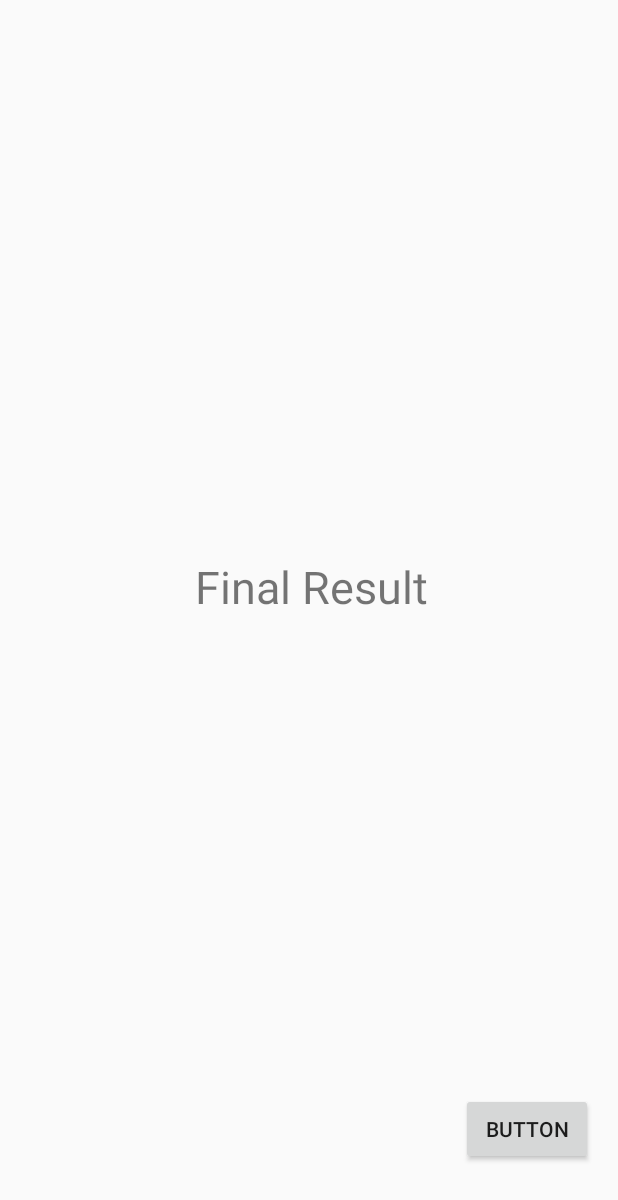
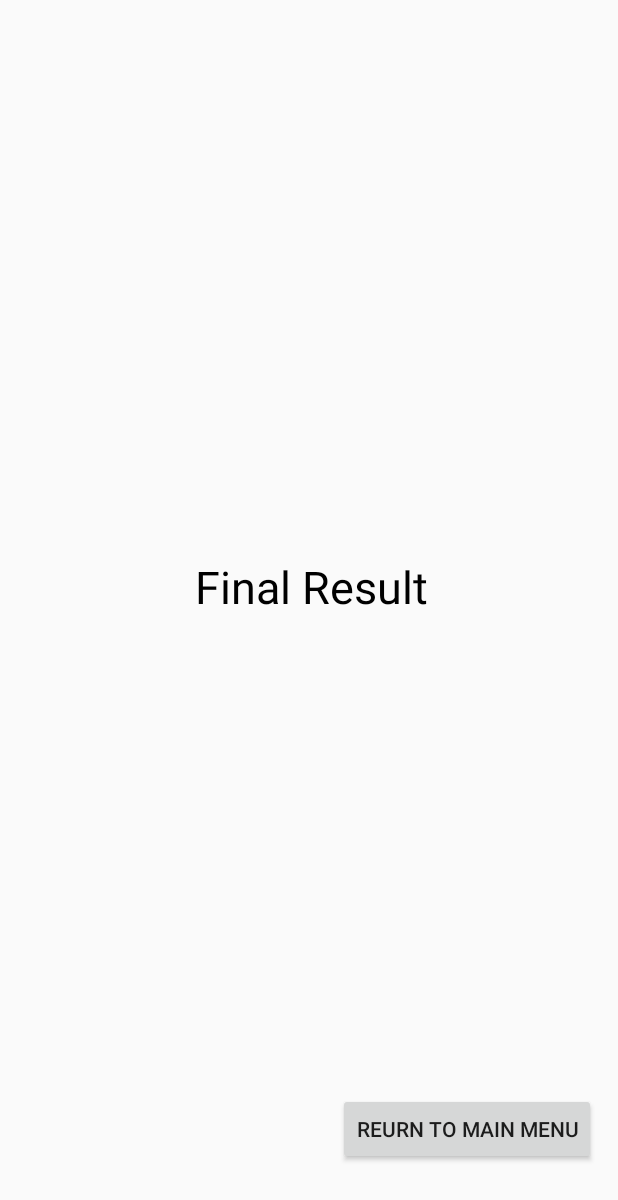
Before and after one commit to David98Wang/What2Eat, an Android app: the layout resultactivity.xml on its own in the app's theme, with its tools: preview values and no code run, on a phone screen of 412 x 824 dp. Shown: the top 1200 px of the screen. Run offline under Robolectric (Android 15) with nearby library versions, the phone set to English and light mode, and no system bars.

Commit message:
Result Activity 3rd Commit

```diff
--- a/app/build.gradle
+++ b/app/build.gradle
@@ -32,4 +32,6 @@ dependencies {
     testCompile 'junit:junit:4.12'
 }
 
+
+
 apply plugin: 'com.google.gms.google-services'
--- a/app/src/main/AndroidManifest.xml
+++ b/app/src/main/AndroidManifest.xml
@@ -1,7 +1,9 @@
 <?xml version="1.0" encoding="utf-8"?>
 <manifest xmlns:android="http://schemas.android.com/apk/res/android"
     package="eng.waterloo.what2eat">
-<uses-permission android:name="android.permission.INTERNET"/>
+
+    <uses-permission android:name="android.permission.INTERNET" />
+
     <application
         android:allowBackup="true"
         android:icon="@mipmap/ic_launcher"
@@ -9,14 +11,14 @@
         android:roundIcon="@mipmap/ic_launcher_round"
         android:supportsRtl="true"
         android:theme="@style/AppTheme">
-        <activity android:name=".MainActivity">
+        <activity android:name=".ResultActivity">
             <intent-filter>
                 <action android:name="android.intent.action.MAIN" />
 
                 <category android:name="android.intent.category.LAUNCHER" />
             </intent-filter>
         </activity>
-        <activity android:name=".DBactivity"></activity>
+        <activity android:name=".QRCodeActivity"></activity>
     </application>
 
 </manifest>
--- a/app/src/main/res/layout/ResultActivity.xml
+++ b/app/src/main/res/layout/resultactivity.xml
@@ -4,7 +4,7 @@
     xmlns:tools="http://schemas.android.com/tools"
     android:layout_width="match_parent"
     android:layout_height="match_parent"
-    tools:context="eng.waterloo.what2eat.MainActivity">
+    tools:context="eng.waterloo.what2eat.ResultActivity">
 
     <TextView
         android:id="@+id/resultTV"
@@ -12,6 +12,7 @@
         android:layout_height="wrap_content"
         android:layout_marginLeft="24dp"
         android:text="Final Result"
+        android:textColor="@android:color/background_dark"
         android:textSize="30sp"
         app:layout_constraintBottom_toBottomOf="parent"
         app:layout_constraintHorizontal_bias="0.457"
@@ -28,7 +29,8 @@
         android:layout_marginLeft="8dp"
         android:layout_marginRight="8dp"
         android:layout_marginTop="8dp"
-        android:text="Button"
+        android:onClick="sendMessage"
+        android:text="Reurn to Main Menu"
         app:layout_constraintBottom_toBottomOf="parent"
         app:layout_constraintHorizontal_bias="0.971"
         app:layout_constraintLeft_toLeftOf="parent"
```
Also changed, not shown: app/src/main/java/eng/waterloo/what2eat/DBactivity.java (deleted, +0 -59 lines), app/src/main/java/eng/waterloo/what2eat/ResultActivity.java (+24 -7 lines), app/src/main/res/layout/activity_dbactivity.xml (deleted, +0 -13 lines).
